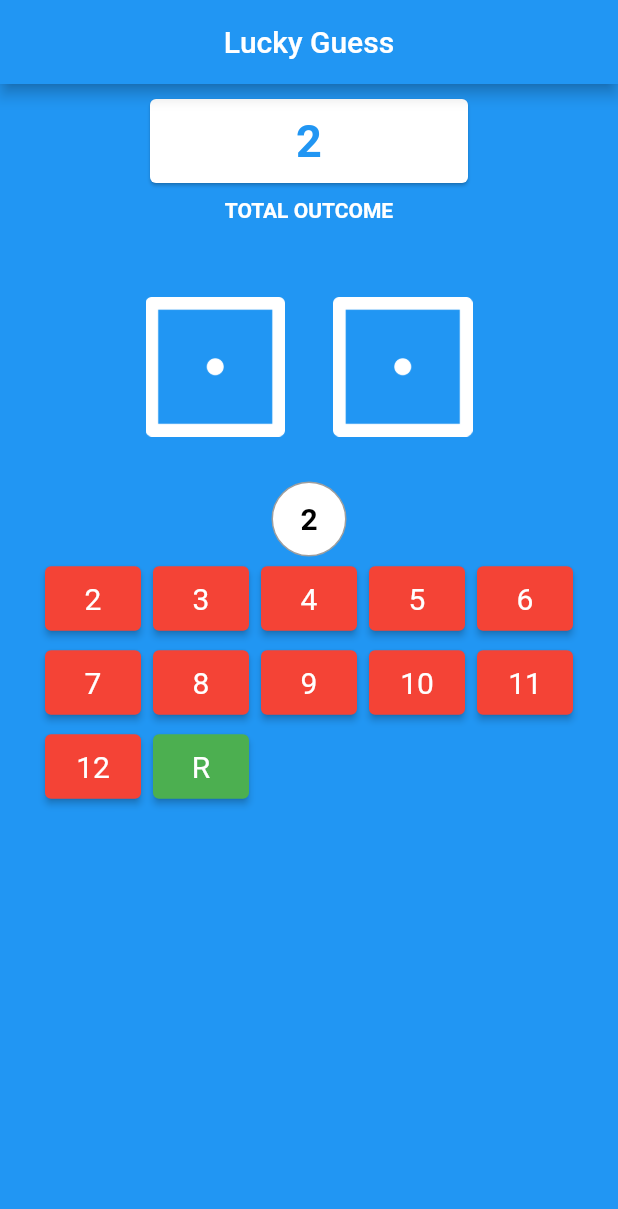
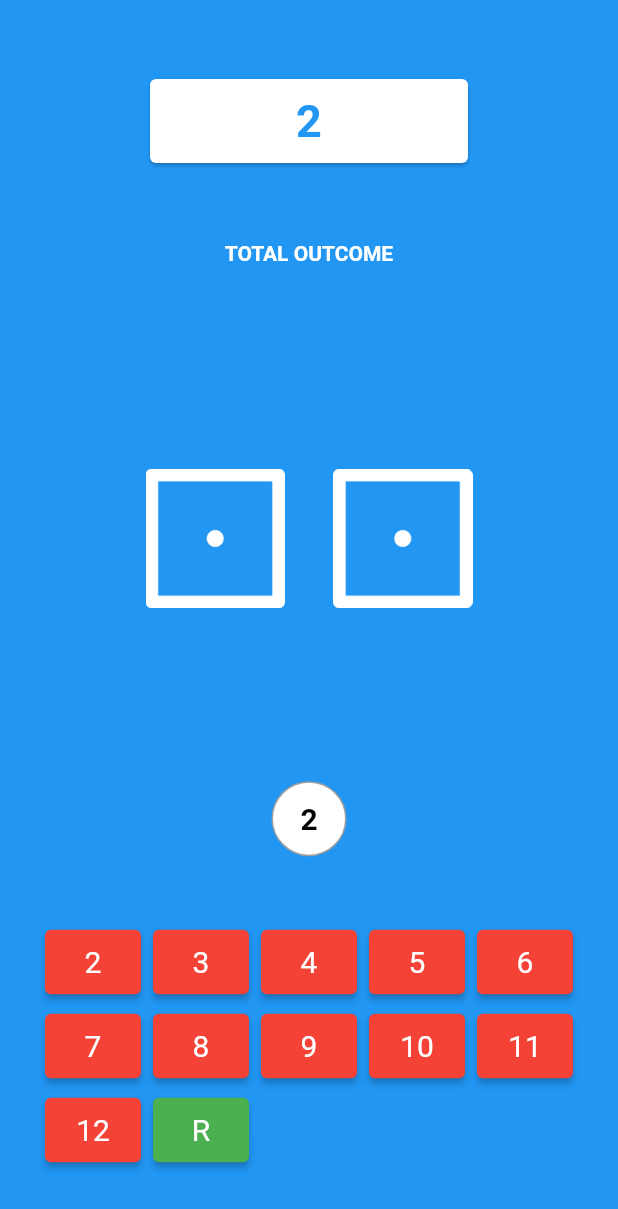
Before and after one commit to Akanimoekong/lucky_guess, a Flutter app: the screen it shows after launch, after a tap on an icon or button, on a phone screen of 412 x 824 dp. Shown: the top 1209 px of the screen. Run offline on Flutter 3.47's test engine with Material 2 defaults, Android fonts, the phone set to English and light mode, and no system bars; our stand-ins replace audioplayers.

Commit message:
Splash Screen Fixed

```diff
--- a/lib/luckdice.dart
+++ b/lib/luckdice.dart
@@ -3,6 +3,7 @@ import 'dart:math';
 import 'package:audioplayers/audioplayers.dart';
 import 'package:flutter/material.dart';
 import 'package:flutter/widgets.dart';
+// import 'package:fluttertoast/fluttertoast.dart';
 
 class GuessPage extends StatefulWidget {
   const GuessPage({Key? key}) : super(key: key);
@@ -14,9 +15,9 @@ class GuessPage extends StatefulWidget {
 class _GuessPageState extends State<GuessPage> {
   int leftDice = 1;
   int rightDice = 1;
-  late String result = "2";
+  String result = "2";
   late int outCome;
-  String prediction = '12';
+  String prediction = ' ';
   int buttonNumber = 2;
 
   final ButtonStyle style = ElevatedButton.styleFrom(
@@ -26,15 +27,23 @@ class _GuessPageState extends State<GuessPage> {
       fontSize: 20,
     ),
   );
+  // void toast() {
+  //   Fluttertoast.showToast(
+  //       msg: "JackPot",
+  //       toastLength: Toast.LENGTH_LONG,
+  //       gravity: ToastGravity.CENTER,
+  //       timeInSecForIosWeb: 1,
+  //       textColor: Colors.white,
+  //       fontSize: 30.0);
+  // }
 
   void changeDice() {
-    print('It is working');
-
+    // toast();
     setState(() {
       // or as a local variable
-      final player = AudioCache();
+      AudioCache()..play('shakedice.wav');
+
       // call this method when desired
-      player.play('shakedice.wav');
 
       leftDice = Random().nextInt(6) + 1;
       rightDice = Random().nextInt(6) + 1;
@@ -50,12 +59,8 @@ class _GuessPageState extends State<GuessPage> {
         }
         print('Correct');
         AudioCache()..play('congratulations.mp3');
-        print('this is $outCome');
-        print('that $buttonNumber');
       } else {
         print('Wrong');
-        print('this is $outCome');
-        print('that $buttonNumber');
       }
     });
   }
@@ -89,10 +94,7 @@ class _GuessPageState extends State<GuessPage> {
     );
   }
 
-  Padding predictButton(
-    int buttonNumber,
-    // Function(int number) onClick
-  ) {
+  Padding predictButton(buttonNumber) {
     // int myBut = buttonNumber;
     return Padding(
       padding: const EdgeInsets.all(4.0),
@@ -113,9 +115,14 @@ class _GuessPageState extends State<GuessPage> {
 
   @override
   Widget build(BuildContext context) {
-    return Center(
+    return MaterialApp(
+      home: SafeArea(
+        child: Scaffold(
+          backgroundColor: Colors.blue,
+          body: Center(
             child: Column(
               crossAxisAlignment: CrossAxisAlignment.start,
+              mainAxisAlignment: MainAxisAlignment.spaceEvenly,
               children: [
                 Card(
                   borderOnForeground: true,
@@ -231,6 +238,9 @@ class _GuessPageState extends State<GuessPage> {
                 ),
               ],
             ),
+          ),
+        ),
+      ),
     );
   }
 }
--- a/lib/main.dart
+++ b/lib/main.dart
@@ -3,21 +3,12 @@
 // import 'package:audioplayers/audioplayers.dart';
 import 'package:flutter/material.dart';
 import 'package:flutter/widgets.dart';
-
-import 'luckdice.dart';
+import 'package:lucky_guess/splashscreen.dart';
 
 void main() {
   return runApp(
     MaterialApp(
-      home: Scaffold(
-        backgroundColor: Colors.blue,
-        appBar: AppBar(
-          centerTitle: true,
-          title: const Text('Lucky Guess'),
-          backgroundColor: Colors.blue,
-        ),
-        body: const GuessPage(),
-      ),
+      home: MySplashScreen()
     ),
   );
 }
--- /dev/null
+++ b/lib/splashscreen.dart
@@ -0,0 +1,54 @@
+import 'dart:async';
+import 'package:flutter/material.dart';
+import 'package:lucky_guess/luckdice.dart';
+
+class MySplashScreen extends StatefulWidget {
+  const MySplashScreen({Key? key}) : super(key: key);
+  @override
+  _MySplashScreenState createState() => _MySplashScreenState();
+}
+
+class _MySplashScreenState extends State<MySplashScreen> {
+  @override
+  void initState() {
+    super.initState();
+    Timer(Duration(seconds: 3), () {
+      Navigator.of(context)
+          .pushReplacement(MaterialPageRoute(builder: (_) => GuessPage()));
+    });
+  }
+
+  @override
+  Widget build(BuildContext context) {
+    return MaterialApp(
+      home: SafeArea(
+        child: Scaffold(
+          backgroundColor: Colors.black,
+          body: Center(
+              child: Column(
+            mainAxisAlignment: MainAxisAlignment.center,
+            children: [
+              // AssetImage(assetName)
+              Image.asset('images/diceapp.gif',
+                height: 150,
+              ),
+              CircularProgressIndicator(
+                valueColor: AlwaysStoppedAnimation(Colors.white),
+              )
+            ],
+          )
+
+              //   SplashScreen(
+              //   seconds: 3,
+              //   navigateAfterSeconds: GuessPage(),
+              //   backgroundColor: Colors.blue.shade900,
+              //   title: Text('Lucky Guess'),
+              //   image: Image.asset('images/diceapp.gif'),
+              //   photoSize: 100.0,
+              // ),
+              ),
+        ),
+      ),
+    );
+  }
+}
--- a/pubspec.yaml
+++ b/pubspec.yaml
@@ -37,6 +37,8 @@ dependencies:
 
   # Audio player for sound.
   audioplayers: ^0.20.1
+  fluttertoast: ^8.0.8
+#  splashscreen: ^1.3.5
 
 dev_dependencies:
   flutter_test:
```
Also changed, not shown: images/diceapp.gif (added), pubspec.lock. Lines whose indentation alone changed are shown as unchanged.
